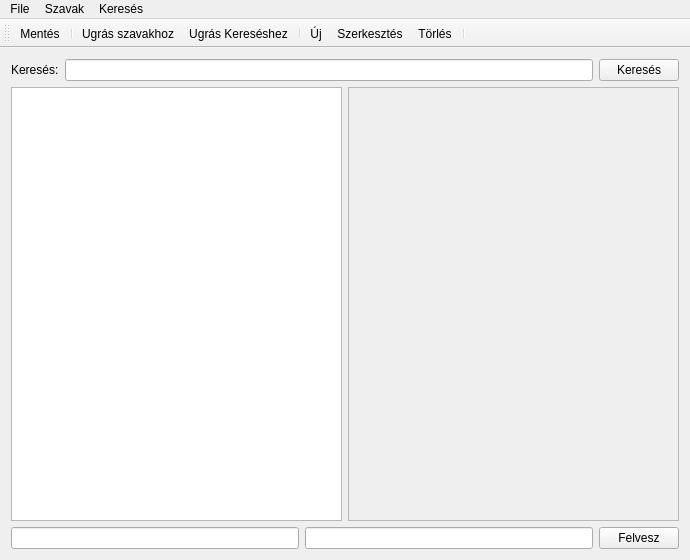
First picture: the form in mainwindow.ui, repository eleda/VocabularyV, before the edit.
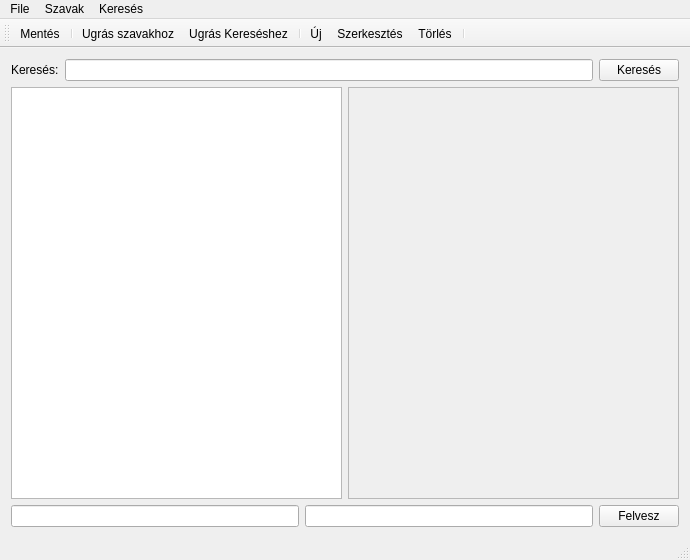
Second picture: the form after the edit.

Commit message: statusbar hozzaadva.

```diff
--- a/mainwindow.ui
+++ b/mainwindow.ui
@@ -146,6 +146,7 @@
    <addaction name="actionDelete"/>
    <addaction name="separator"/>
   </widget>
+  <widget class="QStatusBar" name="statusBar"/>
   <action name="actionSave">
    <property name="text">
     <string>Mentés</string>
```
The commit also changes 2 other files.
